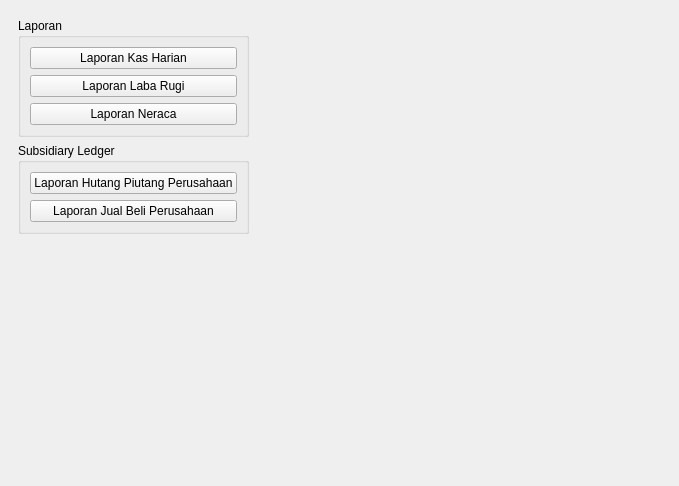
The window that source/laporan/ui_laporan.ui (fnugrahendi/petuk.corp) describes before a commit, drawn with Qt 5.
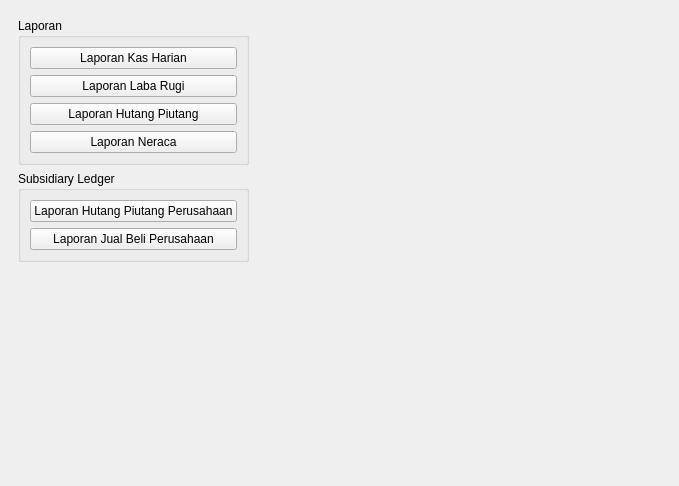
The same window after the commit. The open tabs and pages were chosen to show the change.

Commit message: tombol kmbali

What changed in the file:
```diff
--- a/source/laporan/ui_laporan.ui
+++ b/source/laporan/ui_laporan.ui
@@ -53,6 +53,13 @@
             </property>
            </widget>
           </item>
+          <item>
+           <widget class="QPushButton" name="tb_Menu_Laporan_HutangPiutang">
+            <property name="text">
+             <string>Laporan Hutang Piutang</string>
+            </property>
+           </widget>
+          </item>
           <item>
            <widget class="QPushButton" name="tb_Menu_Laporan_Neraca">
             <property name="text">
```
Left out of the diff: 2 changed lines with no effect on the pictures. The commit also changes 1 other file.
